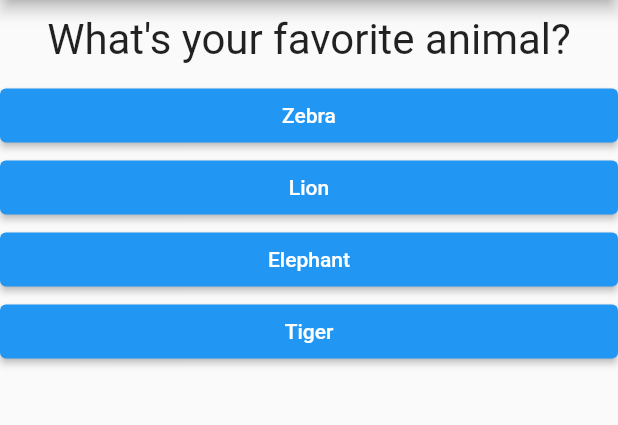
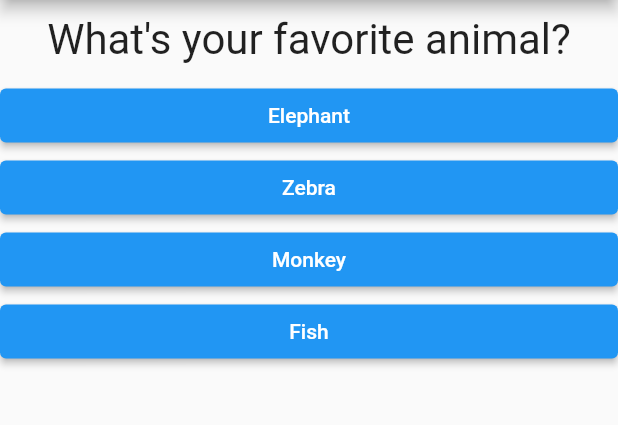
Before and after one commit to HassanKhan123/flutter-quiz-app, a Flutter app: the screen it shows after launch, after a tap on "Black", on a phone screen of 412 x 824 dp, the part 84-509 px from its top. Run offline on Flutter 3.47's test engine with Material 2 defaults, Android fonts, the phone set to English and light mode, and no system bars.

Commit message:
added: calculate total score

```diff
--- a/lib/main.dart
+++ b/lib/main.dart
@@ -18,17 +18,29 @@ class _MyAppState extends State<MyApp> {
   static const _questions = [
     {
       'questionText': 'What\'s your favorite color?',
-      'answers': ['Black', 'Red', 'Green', 'White']
+      'answers': [
+        {'text': 'Black', 'score': 10},
+        {'text': 'Red', 'score': 6},
+        {'text': 'Green', 'score': 5},
+        {'text': 'White', 'score': 1},
+      ]
     },
     {
       'questionText': 'What\'s your favorite animal?',
-      'answers': ['Zebra', 'Lion', 'Elephant', 'Tiger']
+      'answers': [
+        {'text': 'Elephant', 'score': 10},
+        {'text': 'Zebra', 'score': 6},
+        {'text': 'Monkey', 'score': 5},
+        {'text': 'Fish', 'score': 1},
+      ]
     }
   ];
 
   var _questionIndex = 0;
+  var totalScore = 0;
 
-  void _answerQuestions() {
+  void _answerQuestions(int score) {
+    totalScore += score;
     setState(() {
       _questionIndex = _questionIndex + 1;
     });
@@ -43,11 +55,11 @@ class _MyAppState extends State<MyApp> {
           ),
           body: _questionIndex < _questions.length
               ? Quiz(
-                  answeruestion: _answerQuestions,
+                  answerQuestion: _answerQuestions,
                   questionIndex: _questionIndex,
                   questions: _questions,
                 )
-              : const Result()),
+              : Result(totalScore)),
     );
   }
 }
--- a/lib/quiz.dart
+++ b/lib/quiz.dart
@@ -6,21 +6,23 @@ import './answer.dart';
 class Quiz extends StatelessWidget {
   final List<Map<String, Object>> questions;
   final int questionIndex;
-  final VoidCallback answeruestion;
+  final Function answerQuestion;
 
   const Quiz(
       {super.key,
       required this.questions,
       required this.questionIndex,
-      required this.answeruestion});
+      required this.answerQuestion});
 
   @override
   Widget build(BuildContext context) {
     return Column(
       children: [
         Question(questions[questionIndex]['questionText'] as String),
-        ...(questions[questionIndex]['answers'] as List<String>).map((answer) {
-          return Answer(answer, answeruestion);
+        ...(questions[questionIndex]['answers'] as List<Map<String, Object>>)
+            .map((answer) {
+          return Answer(
+              answer['text'] as String, () => answerQuestion(answer['score']));
         }).toList()
       ],
     );
```
Also changed, not shown: lib/result.dart (+23 -3 lines).
